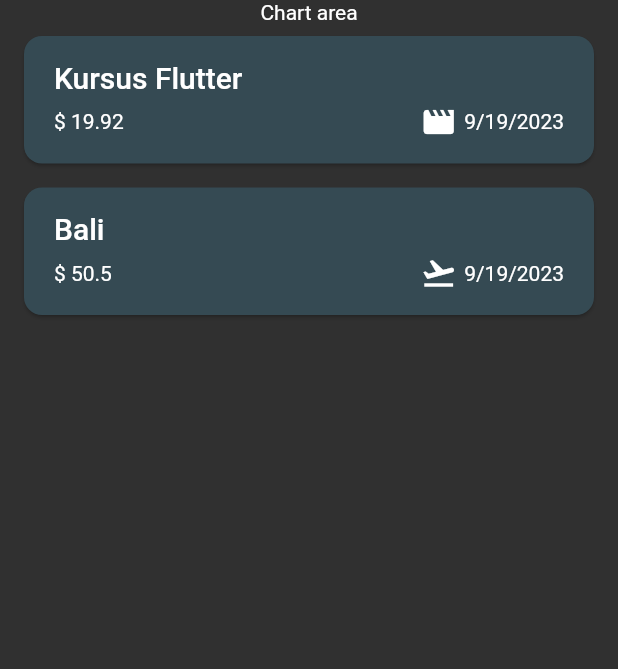
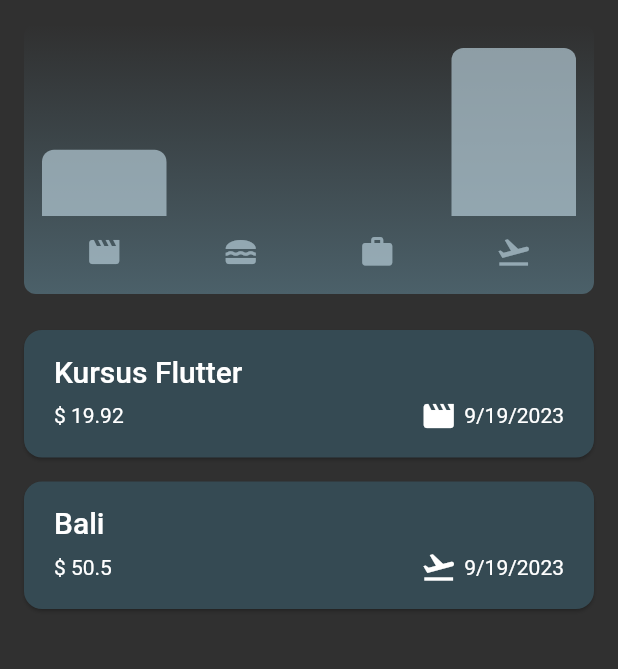
Before and after one commit to syafrialzulmi/belajar-udemy, a Flutter app: the screen it shows after launch, on a phone screen of 412 x 824 dp, the part 84-753 px from its top. Run offline on Flutter 3.47's test engine with Material 2 defaults, Android fonts, the phone set to English and light mode, and no system bars; our stand-ins replace google_fonts.

Commit message:
update chart

```diff
--- a/flutter_expense_tracker/lib/models/expense.dart
+++ b/flutter_expense_tracker/lib/models/expense.dart
@@ -33,3 +33,28 @@
     return formatter.format(date);
   }
 }
+
+class ExpenseBucket {
+  const ExpenseBucket({
+    required this.category,
+    required this.expenses,
+  });
+
+  ExpenseBucket.forCategory(List<Expense> allExpenses, this.category)
+      : expenses = allExpenses
+            .where((expense) => expense.category == category)
+            .toList();
+
+  final Category category;
+  final List<Expense> expenses;
+
+  double get totalExpenses {
+    double sum = 0;
+
+    for (final expense in expenses) {
+      sum += expense.amount;
+    }
+
+    return sum;
+  }
+}
--- /dev/null
+++ b/flutter_expense_tracker/lib/widgets/chart/chart.dart
@@ -0,0 +1,100 @@
+import 'package:flutter/material.dart';
+import 'package:flutter_expense_tracker/models/expense.dart';
+import 'package:flutter_expense_tracker/widgets/chart/chart_bar.dart';
+
+class Chart extends StatelessWidget {
+  const Chart({
+    super.key,
+    required this.expenses,
+  });
+
+  final List<Expense> expenses;
+
+  List<ExpenseBucket> get buckets {
+    return [
+      ExpenseBucket.forCategory(expenses, Category.luang),
+      ExpenseBucket.forCategory(expenses, Category.makanan),
+      ExpenseBucket.forCategory(expenses, Category.pekerjaan),
+      ExpenseBucket.forCategory(expenses, Category.perjalanan),
+    ];
+  }
+
+  double get maxTotalExpense {
+    double maxTotalExpense = 0;
+
+    for (final bucket in buckets) {
+      if (bucket.totalExpenses > maxTotalExpense) {
+        maxTotalExpense = bucket.totalExpenses;
+      }
+    }
+
+    return maxTotalExpense;
+  }
+
+  @override
+  Widget build(BuildContext context) {
+    final isDarkMode =
+        MediaQuery.of(context).platformBrightness == Brightness.dark;
+    return Container(
+      margin: const EdgeInsets.all(16),
+      padding: const EdgeInsets.symmetric(
+        horizontal: 8,
+        vertical: 16,
+      ),
+      height: 180,
+      width: double.infinity,
+      decoration: BoxDecoration(
+        borderRadius: BorderRadius.circular(8),
+        gradient: LinearGradient(
+          colors: [
+            Theme.of(context).colorScheme.primary.withOpacity(0.3),
+            Theme.of(context).colorScheme.primary.withOpacity(0.0),
+          ],
+          begin: Alignment.bottomCenter,
+          end: Alignment.topCenter,
+        ),
+      ),
+      child: Column(
+        children: [
+          Expanded(
+              child: Row(
+            crossAxisAlignment: CrossAxisAlignment.end,
+            children: [
+              for (final bucket in buckets)
+                ChartBar(
+                  fill: bucket.totalExpenses == 0
+                      ? 0
+                      : bucket.totalExpenses / maxTotalExpense,
+                ),
+            ],
+          )),
+          const SizedBox(
+            height: 12,
+          ),
+          Row(
+            children: buckets
+                .map(
+                  (bucket) => Expanded(
+                    child: Padding(
+                      padding: const EdgeInsets.symmetric(
+                        horizontal: 4,
+                      ),
+                      child: Icon(
+                        categoryIcons[bucket.category],
+                        color: isDarkMode
+                            ? Theme.of(context).colorScheme.secondary
+                            : Theme.of(context)
+                                .colorScheme
+                                .secondary
+                                .withOpacity(0.7),
+                      ),
+                    ),
+                  ),
+                )
+                .toList(),
+          )
+        ],
+      ),
+    );
+  }
+}
--- /dev/null
+++ b/flutter_expense_tracker/lib/widgets/chart/chart_bar.dart
@@ -0,0 +1,37 @@
+import 'package:flutter/material.dart';
+
+class ChartBar extends StatelessWidget {
+  const ChartBar({
+    super.key,
+    required this.fill,
+  });
+
+  final double fill;
+
+  @override
+  Widget build(BuildContext context) {
+    final isDarkMode =
+        MediaQuery.of(context).platformBrightness == Brightness.dark;
+    return Expanded(
+      child: Padding(
+        padding: const EdgeInsets.symmetric(
+          horizontal: 4,
+        ),
+        child: FractionallySizedBox(
+          heightFactor: fill,
+          child: DecoratedBox(
+            decoration: BoxDecoration(
+              shape: BoxShape.rectangle,
+              borderRadius: const BorderRadius.vertical(
+                top: Radius.circular(8),
+              ),
+              color: isDarkMode
+                  ? Theme.of(context).colorScheme.secondary
+                  : Theme.of(context).colorScheme.secondary.withOpacity(0.7),
+            ),
+          ),
+        ),
+      ),
+    );
+  }
+}
--- a/flutter_expense_tracker/lib/widgets/expenses.dart
+++ b/flutter_expense_tracker/lib/widgets/expenses.dart
@@ -1,4 +1,5 @@
 import 'package:flutter/material.dart';
+import 'package:flutter_expense_tracker/widgets/chart/chart.dart';
 import 'package:flutter_expense_tracker/widgets/expenses_list/expenses_list.dart';
 import 'package:flutter_expense_tracker/models/expense.dart';
 import 'package:flutter_expense_tracker/widgets/new_expense.dart';
@@ -89,7 +90,7 @@
       ),
       body: Column(
         children: [
-          const Text("Chart area"),
+          Chart(expenses: _registeredExpenses),
           Expanded(
             child: mainContent,
           ),
```
